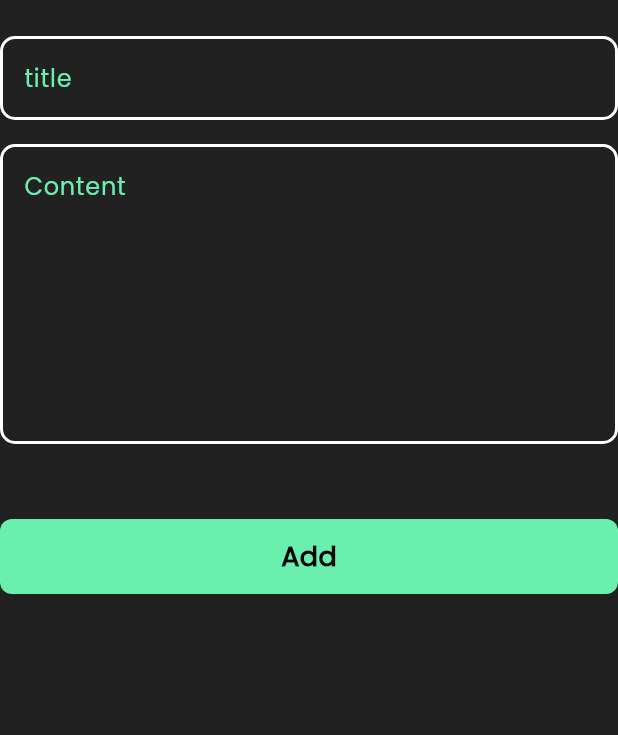
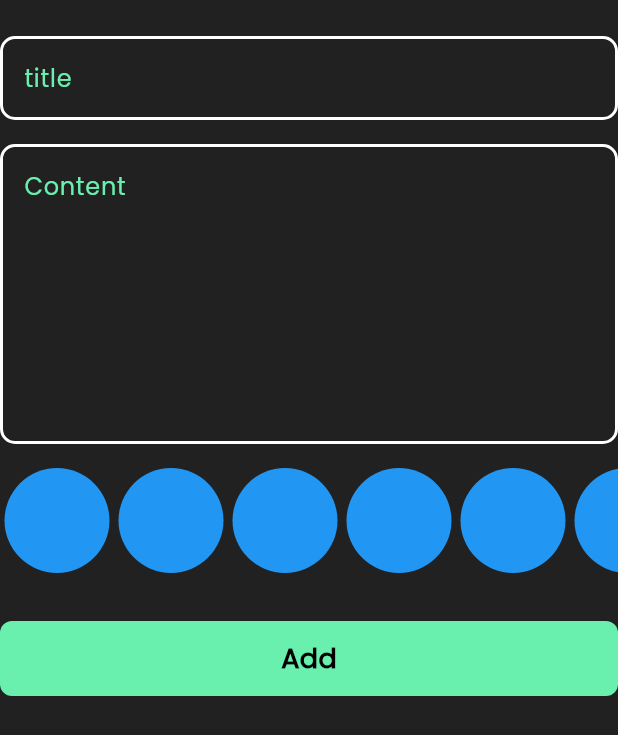
Before and after one commit to youssefr1/notes_app, a Flutter app: the AddNoteForm widget shown alone on an empty page, opened directly, on a phone screen of 412 x 824 dp. Shown: the top 735 px of the screen. Run offline on Flutter 3.47's test engine with Material 3 defaults, Android fonts, the phone set to English and light mode, and no system bars; our stand-ins replace bloc, flutter_bloc, font_awesome_flutter, hive, hive_flutter, modal_progress_hud_nsn; accounts and stored records are empty; statements that could not run were skipped.

Commit message:
Create colors list veiw

```diff
--- a/lib/widjets/add_note_form.dart
+++ b/lib/widjets/add_note_form.dart
@@ -4,6 +4,7 @@
 import 'package:notesapp/models/note_model.dart';
 
 import '../cubits/add_note_cubit/add_note__cubit.dart';
+import 'colors_listVeiw.dart';
 import 'custom_buttom.dart';
 import 'custom_textfeild.dart';
 
@@ -46,7 +47,9 @@
               subtitle = value;
             },
           ),
-          SizedBox(height: 50),
+          SizedBox(height: 16),
+          ColorsListView(),
+          SizedBox(height: 32),
           BlocBuilder<AddNoteCubit, AddNoteState>(
             builder: (context, state) {
               return CustomButtom(
--- /dev/null
+++ b/lib/widjets/colors_listVeiw.dart
@@ -0,0 +1,29 @@
+import 'package:flutter/cupertino.dart';
+import 'package:flutter/material.dart';
+
+class ColorItem extends StatelessWidget {
+  const ColorItem({super.key});
+
+  @override
+  Widget build(BuildContext context) {
+    return CircleAvatar(
+      radius: 38,
+      backgroundColor: Colors.blue,
+    );
+  }
+}
+class ColorsListView extends StatelessWidget {
+  const ColorsListView({super.key});
+
+  @override
+  Widget build(BuildContext context) {
+    return SizedBox(
+      height: 70,
+      child: ListView.builder(
+          scrollDirection:Axis.horizontal ,
+          itemCount: 10,itemBuilder: (context,index){
+        return ColorItem();
+      }),
+    );
+  }
+}
```
